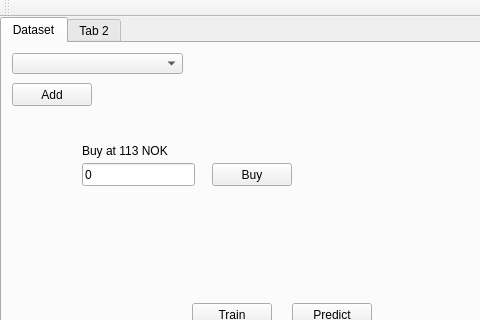
hspirdal/tradingagent, file mainwindow.ui: the form before one commit; both pictures show x 0 to 480 and y 0 to 320 of the 590 by 494 pixel window.
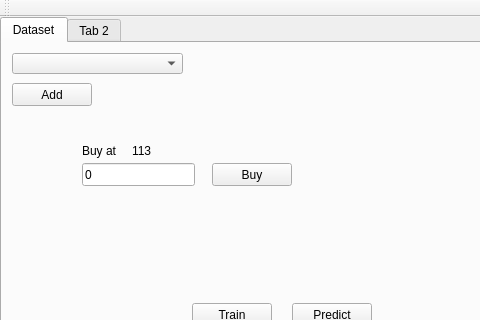
The form after the commit.

```diff
--- a/mainwindow.ui
+++ b/mainwindow.ui
@@ -84,12 +84,12 @@
        <rect>
         <x>80</x>
         <y>100</y>
-        <width>121</width>
+        <width>41</width>
         <height>16</height>
        </rect>
       </property>
       <property name="text">
-       <string>Buy at 113 NOK</string>
+       <string>Buy at</string>
       </property>
      </widget>
      <widget class="QPushButton" name="btnTrain">
@@ -118,6 +118,19 @@
        <string>Predict</string>
       </property>
      </widget>
+     <widget class="QLabel" name="lblSpotPrice">
+      <property name="geometry">
+       <rect>
+        <x>130</x>
+        <y>100</y>
+        <width>41</width>
+        <height>16</height>
+       </rect>
+      </property>
+      <property name="text">
+       <string>113</string>
+      </property>
+     </widget>
     </widget>
     <widget class="QWidget" name="tab_2">
      <attribute name="title">
```
